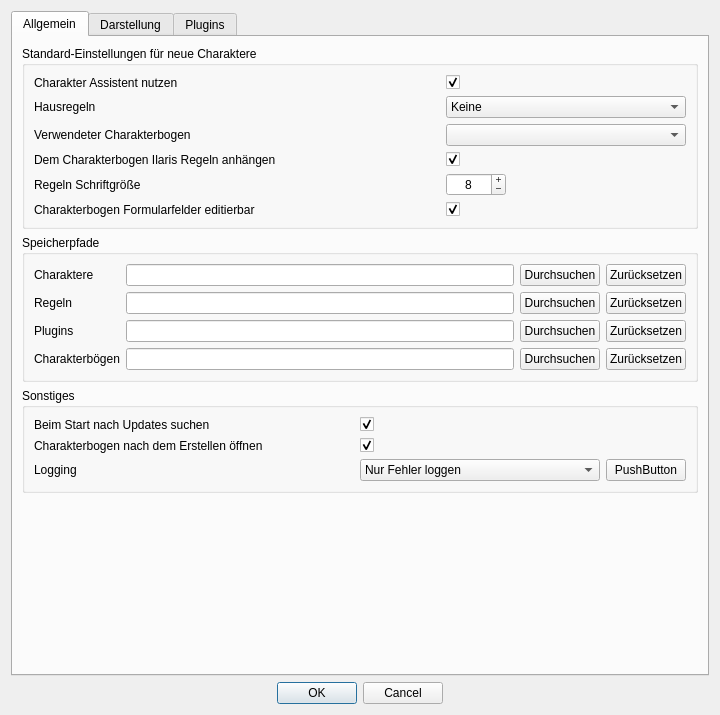
This is designer/Einstellungen.ui in Aeolitus/Sephrasto as Qt 5 draws it before an edit. The edited form follows.
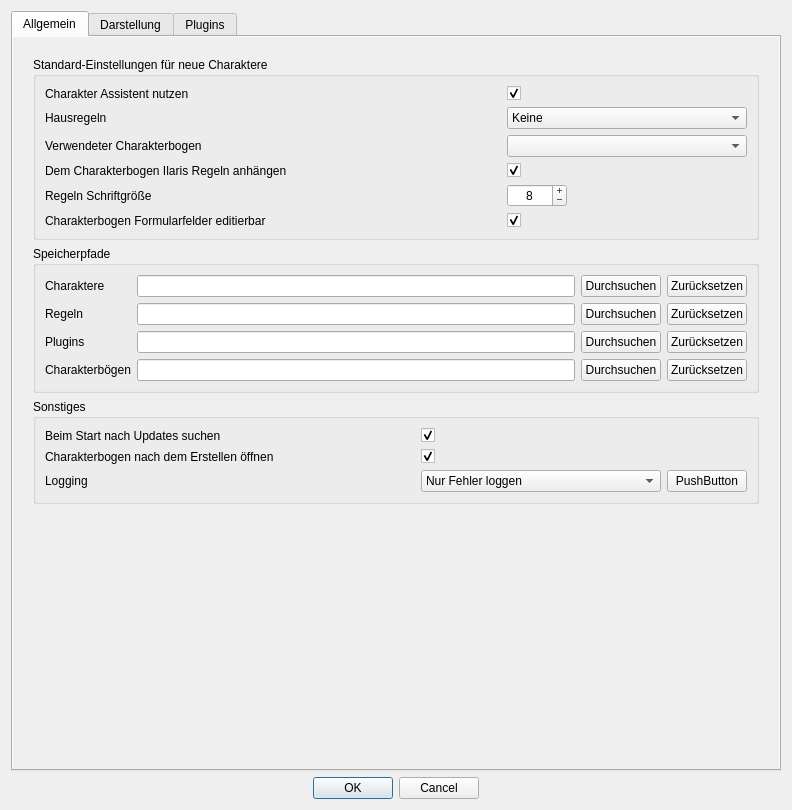
This is the edited form.

Commit message: Improve settings layout

```diff
--- a/designer/Einstellungen.ui
+++ b/designer/Einstellungen.ui
@@ -9,8 +9,8 @@
    <rect>
     <x>0</x>
     <y>0</y>
-    <width>720</width>
-    <height>715</height>
+    <width>792</width>
+    <height>810</height>
    </rect>
   </property>
   <property name="minimumSize">
@@ -35,6 +35,44 @@
    <property name="bottomMargin">
     <number>11</number>
    </property>
+   <item row="3" column="0">
+    <widget class="QDialogButtonBox" name="buttonBox">
+     <property name="orientation">
+      <enum>Qt::Orientation::Horizontal</enum>
+     </property>
+     <property name="standardButtons">
+      <set>QDialogButtonBox::StandardButton::Cancel|QDialogButtonBox::StandardButton::Ok</set>
+     </property>
+     <property name="centerButtons">
+      <bool>true</bool>
+     </property>
+    </widget>
+   </item>
+   <item row="0" column="0">
+    <widget class="QTabWidget" name="tabWidget">
+     <property name="currentIndex">
+      <number>0</number>
+     </property>
+     <property name="class" stdset="0">
+      <string>tabNavigation</string>
+     </property>
+     <widget class="QWidget" name="tab">
+      <attribute name="title">
+       <string>Allgemein</string>
+      </attribute>
+      <layout class="QGridLayout" name="gridLayout_7">
+       <property name="leftMargin">
+        <number>0</number>
+       </property>
+       <property name="topMargin">
+        <number>0</number>
+       </property>
+       <property name="rightMargin">
+        <number>0</number>
+       </property>
+       <property name="bottomMargin">
+        <number>0</number>
+       </property>
    <item row="0" column="0">
     <widget class="QScrollArea" name="scrollArea">
      <property name="frameShape">
@@ -48,121 +86,46 @@
        <rect>
         <x>0</x>
         <y>0</y>
-        <width>698</width>
-        <height>663</height>
+            <width>766</width>
+            <height>715</height>
        </rect>
       </property>
       <layout class="QVBoxLayout" name="verticalLayout">
        <property name="leftMargin">
-        <number>0</number>
+            <number>20</number>
        </property>
        <property name="topMargin">
-        <number>0</number>
+            <number>20</number>
        </property>
        <property name="rightMargin">
-        <number>0</number>
+            <number>20</number>
        </property>
        <property name="bottomMargin">
-        <number>0</number>
+            <number>20</number>
        </property>
        <item>
-        <widget class="QTabWidget" name="tabWidget">
-         <property name="currentIndex">
-          <number>0</number>
-         </property>
-         <property name="class" stdset="0">
-          <string>tabNavigation</string>
-         </property>
-         <widget class="QWidget" name="tab">
-          <attribute name="title">
-           <string>Allgemein</string>
-          </attribute>
-          <layout class="QGridLayout" name="gridLayout_7">
-           <item row="2" column="0">
-            <widget class="QGroupBox" name="groupBox_5">
+            <widget class="QGroupBox" name="groupBox">
+             <property name="font">
+              <font>
+               <bold>false</bold>
+              </font>
+             </property>
              <property name="title">
-              <string>Sonstiges</string>
+              <string>Standard-Einstellungen für neue Charaktere</string>
              </property>
-             <layout class="QGridLayout" name="gridLayout_4">
-              <item row="4" column="0">
-               <widget class="QLabel" name="label_5">
-                <property name="text">
-                 <string>Logging</string>
-                </property>
-               </widget>
-              </item>
-              <item row="2" column="2">
-               <widget class="QCheckBox" name="checkUpdate">
-                <property name="toolTip">
-                 <string>&lt;html&gt;&lt;head/&gt;&lt;body&gt;&lt;p&gt;Falls aktiviert sendet Sephrasto bei jedem Start eine Anfrage an github.com, um nachzusehen, ob es eine neuere Version gibt.&lt;/p&gt;&lt;/body&gt;&lt;/html&gt;</string>
-                </property>
+             <property name="flat">
+              <bool>false</bool>
+             </property>
+             <layout class="QGridLayout" name="gridLayout_3">
+              <item row="8" column="0">
+               <widget class="QLabel" name="label_16">
                 <property name="text">
-                 <string/>
+                 <string>Dem Charakterbogen Ilaris Regeln anhängen</string>
                 </property>
-                <property name="checked">
-                 <bool>true</bool>
-                </property>
                </widget>
               </item>
-              <item row="2" column="0">
-               <widget class="QLabel" name="label_14">
-                <property name="text">
-                 <string>Beim Start nach Updates suchen</string>
-                </property>
-               </widget>
-              </item>
-              <item row="4" column="2" colspan="2">
-               <layout class="QHBoxLayout" name="horizontalLayout">
-                <item>
-                 <widget class="QComboBox" name="comboLogging">
-                  <property name="minimumSize">
-                   <size>
-                    <width>240</width>
-                    <height>0</height>
-                   </size>
-                  </property>
-                  <property name="currentIndex">
-                   <number>0</number>
-                  </property>
-                  <item>
-                   <property name="text">
-                    <string>Nur Fehler loggen</string>
-                   </property>
-                  </item>
-                  <item>
-                   <property name="text">
-                    <string>Warnungen und Fehler loggen</string>
-                   </property>
-                  </item>
-                  <item>
-                   <property name="text">
-                    <string>Alles loggen</string>
-                   </property>
-                  </item>
-                 </widget>
-                </item>
-                <item>
-                 <widget class="QPushButton" name="buttonLogOpen">
-                  <property name="font">
-                   <font>
-                    <hintingpreference>PreferNoHinting</hintingpreference>
-                   </font>
-                  </property>
-                  <property name="toolTip">
-                   <string>Logdatei zeigen</string>
-                  </property>
-                  <property name="text">
-                   <string>PushButton</string>
-                  </property>
-                  <property name="class" stdset="0">
-                   <string>icon</string>
-                  </property>
-                 </widget>
-                </item>
-               </layout>
-              </item>
-              <item row="4" column="1">
-               <spacer name="horizontalSpacer_5">
+              <item row="2" column="1">
+               <spacer name="horizontalSpacer_4">
                 <property name="orientation">
                  <enum>Qt::Orientation::Horizontal</enum>
                 </property>
@@ -174,15 +137,49 @@
                 </property>
                </spacer>
               </item>
-              <item row="3" column="0">
-               <widget class="QLabel" name="label_15">
+              <item row="9" column="2">
+               <widget class="QSpinBox" name="spinRulesFontSize">
+                <property name="minimumSize">
+                 <size>
+                  <width>60</width>
+                  <height>0</height>
+                 </size>
+                </property>
+                <property name="maximumSize">
+                 <size>
+                  <width>60</width>
+                  <height>16777215</height>
+                 </size>
+                </property>
+                <property name="alignment">
+                 <set>Qt::AlignmentFlag::AlignCenter</set>
+                </property>
+                <property name="buttonSymbols">
+                 <enum>QAbstractSpinBox::ButtonSymbols::PlusMinus</enum>
+                </property>
+                <property name="minimum">
+                 <number>6</number>
+                </property>
+                <property name="maximum">
+                 <number>12</number>
+                </property>
+                <property name="value">
+                 <number>8</number>
+                </property>
+               </widget>
+              </item>
+              <item row="10" column="0">
+               <widget class="QLabel" name="label_19">
                 <property name="text">
-                 <string>Charakterbogen nach dem Erstellen öffnen</string>
+                 <string>Charakterbogen Formularfelder editierbar</string>
                 </property>
                </widget>
               </item>
-              <item row="3" column="2">
-               <widget class="QCheckBox" name="checkPDFOpen">
+              <item row="10" column="2">
+               <widget class="QCheckBox" name="checkFormular">
+                <property name="toolTip">
+                 <string>&lt;html&gt;&lt;head/&gt;&lt;body&gt;&lt;p&gt;Manche PDF-Reader können Formularfelder in PDF-Dokumenten nicht durchsuchen oder machen beispielsweise Probleme wegen der automatischen Schriftgröße. Die Formularfelder erhöhen die Dateigröße außerdem rund 10%. Mit dieser Option kannst du diese in reine Textfelder umwandeln. Sie sind dann allerdings nicht mehr editierbar. Diese Einstellung gilt für neue Charaktere. Du kannst sie nachträglich im Info-Tab des Charaktereditors ändern.&lt;/p&gt;&lt;/body&gt;&lt;/html&gt;</string>
+                </property>
                 <property name="text">
                  <string/>
                 </property>
@@ -191,10 +188,107 @@
                 </property>
                </widget>
               </item>
-             </layout>
+              <item row="1" column="2">
+               <widget class="QCheckBox" name="checkWizard">
+                <property name="toolTip">
+                 <string>&lt;html&gt;&lt;head/&gt;&lt;body&gt;&lt;p&gt;Der Charakter Assistent erscheint beim Erstellen eines neuen Charakters und beschleunigt die Erstellung durch Schablonen für Spezies, Kultur und Profession.&lt;/p&gt;&lt;/body&gt;&lt;/html&gt;</string>
+                </property>
+                <property name="text">
+                 <string/>
+                </property>
+                <property name="checked">
+                 <bool>true</bool>
+                </property>
             </widget>
            </item>
            <item row="1" column="0">
+               <widget class="QLabel" name="label_17">
+                <property name="text">
+                 <string>Charakter Assistent nutzen</string>
+                </property>
+               </widget>
+              </item>
+              <item row="4" column="2">
+               <widget class="QComboBox" name="comboBogen">
+                <property name="minimumSize">
+                 <size>
+                  <width>240</width>
+                  <height>0</height>
+                 </size>
+                </property>
+                <property name="toolTip">
+                 <string>&lt;html&gt;&lt;head/&gt;&lt;body&gt;&lt;p&gt;Hier erscheinen alle Charakterbögen, die mit Sephrasto geliefert werden sowie alle aus deinem Charakterbogen-Pfad, siehe unten. Der gewählte Charakterbogen wird bei neuen Charakteren automatisch aktiv gesetzt. Dies kannst du nachträglich im Info-Tab des Charaktereditors ändern.&lt;/p&gt;&lt;/body&gt;&lt;/html&gt;</string>
+                </property>
+               </widget>
+              </item>
+              <item row="9" column="0">
+               <widget class="QLabel" name="label_6">
+                <property name="font">
+                 <font>
+                  <italic>false</italic>
+                  <bold>false</bold>
+                 </font>
+                </property>
+                <property name="text">
+                 <string>Regeln Schriftgröße</string>
+                </property>
+               </widget>
+              </item>
+              <item row="2" column="0">
+               <widget class="QLabel" name="label_4">
+                <property name="text">
+                 <string>Hausregeln</string>
+                </property>
+               </widget>
+              </item>
+              <item row="2" column="2">
+               <widget class="QComboBox" name="comboRegelbasis">
+                <property name="minimumSize">
+                 <size>
+                  <width>240</width>
+                  <height>0</height>
+                 </size>
+                </property>
+                <property name="toolTip">
+                 <string>&lt;html&gt;&lt;head/&gt;&lt;body&gt;&lt;p&gt;Hier erscheinen alle Hausregeldatenbanken in deinem Regel-Pfad, siehe unten. Die gewählten Hausregeln werden bei neuen Charakteren automatisch aktiv gesetzt. Dies kannst du nachträglich im Info-Tab des Charaktereditors ändern.&lt;/p&gt;&lt;/body&gt;&lt;/html&gt;</string>
+                </property>
+                <item>
+                 <property name="text">
+                  <string>Keine</string>
+                 </property>
+                </item>
+               </widget>
+              </item>
+              <item row="8" column="2">
+               <widget class="QCheckBox" name="checkCheatsheet">
+                <property name="toolTip">
+                 <string>&lt;html&gt;&lt;head/&gt;&lt;body&gt;&lt;p&gt;Sephrasto kann automatisch alle Regeln, die für deinen Charakter relevant sind, zusammentragen und deiner PDF hinten anfügen. Diese Einstellung gilt für neue Charaktere. Du kannst sie nachträglich im Info-Tab des Charaktereditors ändern.&lt;/p&gt;&lt;/body&gt;&lt;/html&gt;</string>
+                </property>
+                <property name="text">
+                 <string/>
+                </property>
+                <property name="checked">
+                 <bool>true</bool>
+                </property>
+               </widget>
+              </item>
+              <item row="4" column="0">
+               <widget class="QLabel" name="label">
+                <property name="font">
+                 <font>
+                  <italic>false</italic>
+                  <bold>false</bold>
+                 </font>
+                </property>
+                <property name="text">
+                 <string>Verwendeter Charakterbogen</string>
+                </property>
+               </widget>
+              </item>
+             </layout>
+            </widget>
+           </item>
+           <item>
             <widget class="QGroupBox" name="groupBox_2">
              <property name="title">
               <string>Speicherpfade</string>
@@ -406,88 +500,23 @@
              </layout>
             </widget>
            </item>
-           <item row="0" column="0">
-            <widget class="QGroupBox" name="groupBox">
-             <property name="font">
-              <font>
-               <bold>false</bold>
-              </font>
-             </property>
+           <item>
+            <widget class="QGroupBox" name="groupBox_5">
              <property name="title">
-              <string>Standard-Einstellungen für neue Charaktere</string>
+              <string>Sonstiges</string>
              </property>
-             <property name="flat">
-              <bool>false</bool>
-             </property>
-             <layout class="QGridLayout" name="gridLayout_3">
+             <layout class="QGridLayout" name="gridLayout_4">
               <item row="4" column="0">
-               <widget class="QLabel" name="label">
-                <property name="font">
-                 <font>
-                  <italic>false</italic>
-                  <bold>false</bold>
-                 </font>
-                </property>
+               <widget class="QLabel" name="label_5">
                 <property name="text">
-                 <string>Verwendeter Charakterbogen</string>
-                </property>
-               </widget>
-              </item>
-              <item row="4" column="2">
-               <widget class="QComboBox" name="comboBogen">
-                <property name="minimumSize">
-                 <size>
-                  <width>240</width>
-                  <height>0</height>
-                 </size>
-                </property>
-                <property name="toolTip">
-                 <string>&lt;html&gt;&lt;head/&gt;&lt;body&gt;&lt;p&gt;Hier erscheinen alle Charakterbögen, die mit Sephrasto geliefert werden sowie alle aus deinem Charakterbogen-Pfad, siehe unten. Der gewählte Charakterbogen wird bei neuen Charakteren automatisch aktiv gesetzt. Dies kannst du nachträglich im Info-Tab des Charaktereditors ändern.&lt;/p&gt;&lt;/body&gt;&lt;/html&gt;</string>
-                </property>
-               </widget>
-              </item>
-              <item row="9" column="0">
-               <widget class="QLabel" name="label_6">
-                <property name="font">
-                 <font>
-                  <italic>false</italic>
-                  <bold>false</bold>
-                 </font>
-                </property>
-                <property name="text">
-                 <string>Regeln Schriftgröße</string>
+                 <string>Logging</string>
                 </property>
                </widget>
               </item>
               <item row="2" column="2">
-               <widget class="QComboBox" name="comboRegelbasis">
-                <property name="minimumSize">
-                 <size>
-                  <width>240</width>
-                  <height>0</height>
-                 </size>
-                </property>
+               <widget class="QCheckBox" name="checkUpdate">
                 <property name="toolTip">
-                 <string>&lt;html&gt;&lt;head/&gt;&lt;body&gt;&lt;p&gt;Hier erscheinen alle Hausregeldatenbanken in deinem Regel-Pfad, siehe unten. Die gewählten Hausregeln werden bei neuen Charakteren automatisch aktiv gesetzt. Dies kannst du nachträglich im Info-Tab des Charaktereditors ändern.&lt;/p&gt;&lt;/body&gt;&lt;/html&gt;</string>
-                </property>
-                <item>
-                 <property name="text">
-                  <string>Keine</string>
-                 </property>
-                </item>
-               </widget>
-              </item>
-              <item row="8" column="0">
-               <widget class="QLabel" name="label_16">
-                <property name="text">
-                 <string>Dem Charakterbogen Ilaris Regeln anhängen</string>
-                </property>
-               </widget>
-              </item>
-              <item row="1" column="2">
-               <widget class="QCheckBox" name="checkWizard">
-                <property name="toolTip">
-                 <string>&lt;html&gt;&lt;head/&gt;&lt;body&gt;&lt;p&gt;Der Charakter Assistent erscheint beim Erstellen eines neuen Charakters und beschleunigt die Erstellung durch Schablonen für Spezies, Kultur und Profession.&lt;/p&gt;&lt;/body&gt;&lt;/html&gt;</string>
+                 <string>&lt;html&gt;&lt;head/&gt;&lt;body&gt;&lt;p&gt;Falls aktiviert sendet Sephrasto bei jedem Start eine Anfrage an github.com, um nachzusehen, ob es eine neuere Version gibt.&lt;/p&gt;&lt;/body&gt;&lt;/html&gt;</string>
                 </property>
                 <property name="text">
                  <string/>
@@ -498,14 +527,64 @@
                </widget>
               </item>
               <item row="2" column="0">
-               <widget class="QLabel" name="label_4">
+               <widget class="QLabel" name="label_14">
                 <property name="text">
-                 <string>Hausregeln</string>
+                 <string>Beim Start nach Updates suchen</string>
                 </property>
                </widget>
               </item>
-              <item row="2" column="1">
-               <spacer name="horizontalSpacer_4">
+              <item row="4" column="2" colspan="2">
+               <layout class="QHBoxLayout" name="horizontalLayout">
+                <item>
+                 <widget class="QComboBox" name="comboLogging">
+                  <property name="minimumSize">
+                   <size>
+                    <width>240</width>
+                    <height>0</height>
+                   </size>
+                  </property>
+                  <property name="currentIndex">
+                   <number>0</number>
+                  </property>
+                  <item>
+                   <property name="text">
+                    <string>Nur Fehler loggen</string>
+                   </property>
+                  </item>
+                  <item>
+                   <property name="text">
+                    <string>Warnungen und Fehler loggen</string>
+                   </property>
+                  </item>
+                  <item>
+                   <property name="text">
+                    <string>Alles loggen</string>
+                   </property>
+                  </item>
+                 </widget>
+                </item>
+                <item>
+                 <widget class="QPushButton" name="buttonLogOpen">
+                  <property name="font">
+                   <font>
+                    <hintingpreference>PreferNoHinting</hintingpreference>
+                   </font>
+                  </property>
+                  <property name="toolTip">
+                   <string>Logdatei zeigen</string>
+                  </property>
+                  <property name="text">
+                   <string>PushButton</string>
+                  </property>
+                  <property name="class" stdset="0">
+                   <string>icon</string>
+                  </property>
+                 </widget>
+                </item>
+               </layout>
+              </item>
+              <item row="4" column="1">
+               <spacer name="horizontalSpacer_5">
                 <property name="orientation">
                  <enum>Qt::Orientation::Horizontal</enum>
                 </property>
@@ -517,81 +596,27 @@
                 </property>
                </spacer>
               </item>
-              <item row="1" column="0">
-               <widget class="QLabel" name="label_17">
-                <property name="text">
-                 <string>Charakter Assistent nutzen</string>
-                </property>
-               </widget>
-              </item>
-              <item row="8" column="2">
-               <widget class="QCheckBox" name="checkCheatsheet">
-                <property name="toolTip">
-                 <string>&lt;html&gt;&lt;head/&gt;&lt;body&gt;&lt;p&gt;Sephrasto kann automatisch alle Regeln, die für deinen Charakter relevant sind, zusammentragen und deiner PDF hinten anfügen. Diese Einstellung gilt für neue Charaktere. Du kannst sie nachträglich im Info-Tab des Charaktereditors ändern.&lt;/p&gt;&lt;/body&gt;&lt;/html&gt;</string>
-                </property>
-                <property name="text">
-                 <string/>
-                </property>
-                <property name="checked">
-                 <bool>true</bool>
-                </property>
-               </widget>
-              </item>
-              <item row="10" column="0">
-               <widget class="QLabel" name="label_19">
-                <property name="text">
-                 <string>Charakterbogen Formularfelder editierbar</string>
-                </property>
-               </widget>
-              </item>
-              <item row="9" column="2">
-               <widget class="QSpinBox" name="spinRulesFontSize">
-                <property name="minimumSize">
-                 <size>
-                  <width>60</width>
-                  <height>0</height>
-                 </size>
-                </property>
-                <property name="maximumSize">
-                 <size>
-                  <width>60</width>
-                  <height>16777215</height>
-                 </size>
-                </property>
-                <property name="alignment">
-                 <set>Qt::AlignmentFlag::AlignCenter</set>
-                </property>
-                <property name="buttonSymbols">
-                 <enum>QAbstractSpinBox::ButtonSymbols::PlusMinus</enum>
-                </property>
-                <property name="minimum">
-                 <number>6</number>
-                </property>
-                <property name="maximum">
-                 <number>12</number>
-                </property>
-                <property name="value">
-                 <number>8</number>
-                </property>
-               </widget>
-              </item>
-              <item row="10" column="2">
-               <widget class="QCheckBox" name="checkFormular">
-                <property name="toolTip">
-                 <string>&lt;html&gt;&lt;head/&gt;&lt;body&gt;&lt;p&gt;Manche PDF-Reader können Formularfelder in PDF-Dokumenten nicht durchsuchen oder machen beispielsweise Probleme wegen der automatischen Schriftgröße. Die Formularfelder erhöhen die Dateigröße außerdem rund 10%. Mit dieser Option kannst du diese in reine Textfelder umwandeln. Sie sind dann allerdings nicht mehr editierbar. Diese Einstellung gilt für neue Charaktere. Du kannst sie nachträglich im Info-Tab des Charaktereditors ändern.&lt;/p&gt;&lt;/body&gt;&lt;/html&gt;</string>
-                </property>
-                <property name="text">
-                 <string/>
-                </property>
-                <property name="checked">
-                 <bool>true</bool>
-                </property>
-               </widget>
-              </item>
-             </layout>
-            </widget>
-           </item>
            <item row="3" column="0">
+               <widget class="QLabel" name="label_15">
+                <property name="text">
+                 <string>Charakterbogen nach dem Erstellen öffnen</string>
+                </property>
+               </widget>
+              </item>
+              <item row="3" column="2">
+               <widget class="QCheckBox" name="checkPDFOpen">
+                <property name="text">
+                 <string/>
+                </property>
+                <property name="checked">
+                 <bool>true</bool>
+                </property>
+               </widget>
+              </item>
+             </layout>
+            </widget>
+           </item>
+           <item>
             <spacer name="verticalSpacer_2">
              <property name="orientation">
               <enum>Qt::Orientation::Vertical</enum>
@@ -606,6 +631,10 @@
            </item>
           </layout>
          </widget>
+        </widget>
+       </item>
+      </layout>
+     </widget>
          <widget class="QWidget" name="tab_3">
           <attribute name="title">
            <string>Darstellung</string>
@@ -1014,23 +1043,6 @@
        </item>
       </layout>
      </widget>
-    </widget>
-   </item>
-   <item row="2" column="0">
-    <widget class="QDialogButtonBox" name="buttonBox">
-     <property name="orientation">
-      <enum>Qt::Orientation::Horizontal</enum>
-     </property>
-     <property name="standardButtons">
-      <set>QDialogButtonBox::StandardButton::Cancel|QDialogButtonBox::StandardButton::Ok</set>
-     </property>
-     <property name="centerButtons">
-      <bool>true</bool>
-     </property>
-    </widget>
-   </item>
-  </layout>
- </widget>
  <tabstops>
   <tabstop>checkWizard</tabstop>
   <tabstop>comboRegelbasis</tabstop>
```
Left out of the diff: 4 changed lines with no effect on the pictures. Lines whose indentation alone changed are shown as unchanged. The commit also changes 1 other file.
